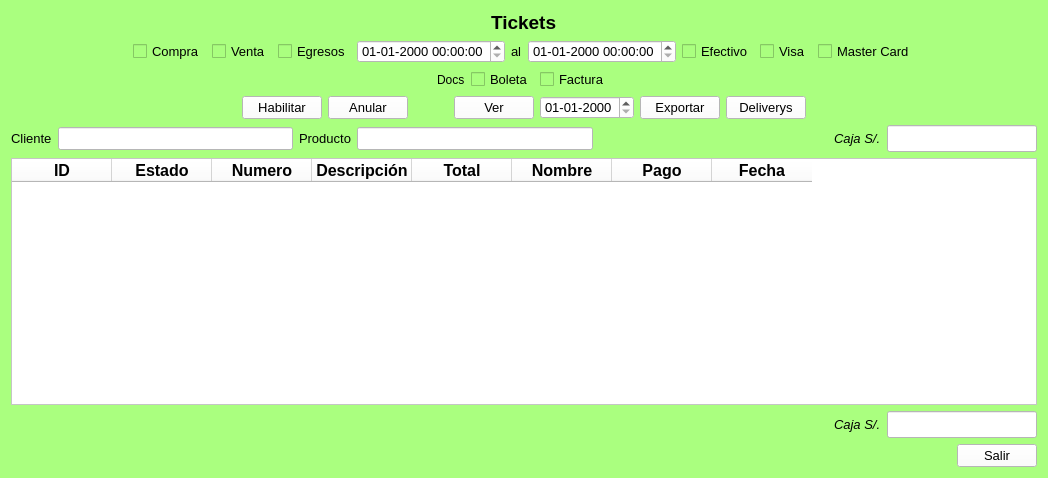
Old version of the form Polleria/comprobante/comprobantebuscar.ui in the repository radtek/manager.
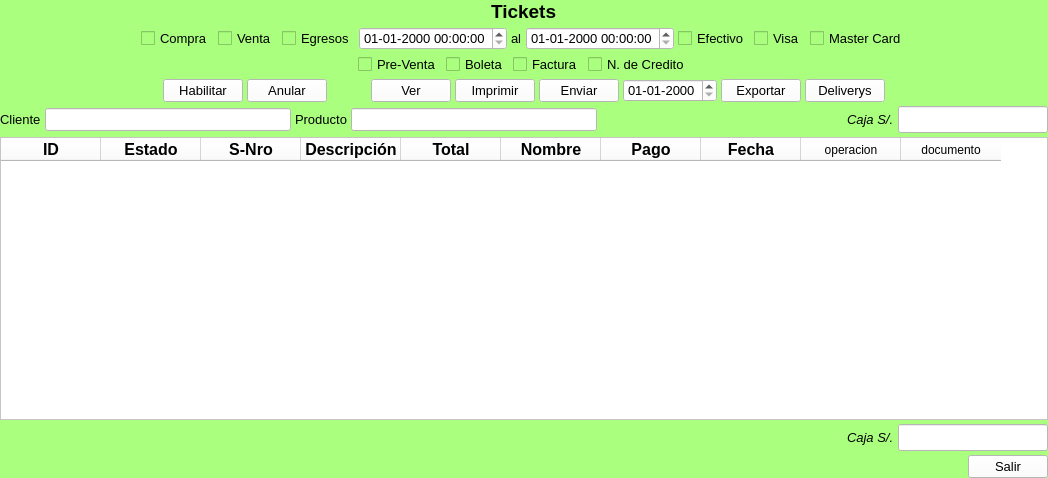
New version of the form. Icons and pictures are not drawn.

```diff
--- a/Polleria/comprobante/comprobantebuscar.ui
+++ b/Polleria/comprobante/comprobantebuscar.ui
@@ -32,6 +32,21 @@
 QDateTimeEdit{ background-color: rgb(255, 255, 255) }</string>
   </property>
   <layout class="QVBoxLayout" name="verticalLayout">
+   <property name="spacing">
+    <number>4</number>
+   </property>
+   <property name="leftMargin">
+    <number>0</number>
+   </property>
+   <property name="topMargin">
+    <number>0</number>
+   </property>
+   <property name="rightMargin">
+    <number>0</number>
+   </property>
+   <property name="bottomMargin">
+    <number>0</number>
+   </property>
    <item>
     <layout class="QHBoxLayout" name="horizontalLayout">
      <item>
@@ -230,9 +245,14 @@
       </spacer>
      </item>
      <item>
-      <widget class="QLabel" name="label_7">
+      <widget class="QCheckBox" name="checkBox_ticket">
+       <property name="font">
+        <font>
+         <pointsize>10</pointsize>
+        </font>
+       </property>
        <property name="text">
-        <string>Docs</string>
+        <string>Pre-Venta</string>
        </property>
       </widget>
      </item>
@@ -260,6 +280,18 @@
        </property>
       </widget>
      </item>
+     <item>
+      <widget class="QCheckBox" name="checkBox_ncredito">
+       <property name="font">
+        <font>
+         <pointsize>10</pointsize>
+        </font>
+       </property>
+       <property name="text">
+        <string>N. de Credito</string>
+       </property>
+      </widget>
+     </item>
      <item>
       <spacer name="horizontalSpacer_12">
        <property name="orientation">
@@ -372,6 +404,30 @@
        </property>
       </widget>
      </item>
+     <item>
+      <widget class="QPushButton" name="pushButton_imprimir">
+       <property name="font">
+        <font>
+         <pointsize>10</pointsize>
+        </font>
+       </property>
+       <property name="text">
+        <string>Imprimir</string>
+       </property>
+      </widget>
+     </item>
+     <item>
+      <widget class="QPushButton" name="pushButton_enviarSUNAT">
+       <property name="font">
+        <font>
+         <pointsize>10</pointsize>
+        </font>
+       </property>
+       <property name="text">
+        <string>Enviar</string>
+       </property>
+      </widget>
+     </item>
      <item>
       <widget class="QDateEdit" name="dateEdit_exportar">
        <property name="font">
@@ -565,7 +621,7 @@
      </column>
      <column>
       <property name="text">
-       <string>Numero</string>
+       <string>S-Nro</string>
       </property>
       <property name="font">
        <font>
@@ -635,6 +691,16 @@
        </font>
       </property>
      </column>
+     <column>
+      <property name="text">
+       <string>operacion</string>
+      </property>
+     </column>
+     <column>
+      <property name="text">
+       <string>documento</string>
+      </property>
+     </column>
     </widget>
    </item>
    <item>
```
